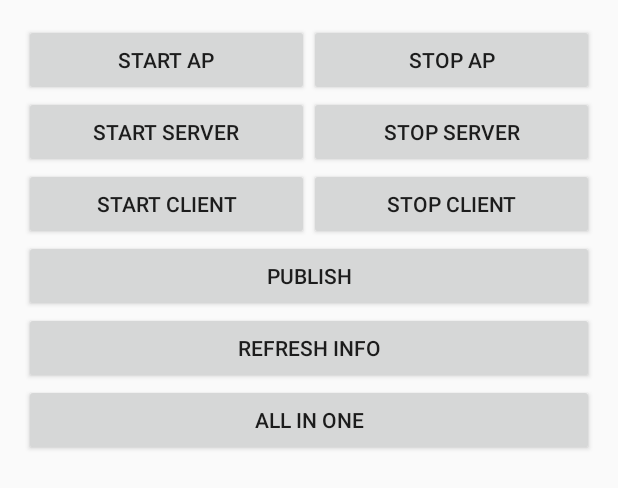
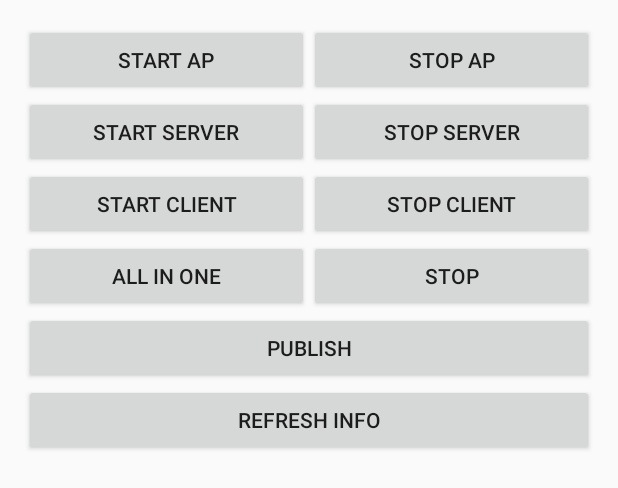
Before and after one commit to timvanginderen/fajrero, an Android app: the layout activity_main.xml on its own in the app's theme, with its tools: preview values and no code run, on a phone screen of 412 x 824 dp. Shown: the top 488 px of the screen. Run offline under Robolectric (Android 15) with nearby library versions, the phone set to English and light mode, and no system bars.

Commit message:
Create stop-all functionality (WIP)

```diff
--- a/app/src/main/res/layout/activity_main.xml
+++ b/app/src/main/res/layout/activity_main.xml
@@ -74,6 +74,28 @@
     </LinearLayout>
 
 
+    <LinearLayout
+        android:layout_width="match_parent"
+        android:layout_height="wrap_content"
+        android:orientation="horizontal">
+
+        <Button
+            android:id="@+id/all_in_one"
+            android:layout_width="match_parent"
+            android:layout_height="wrap_content"
+            android:text="@string/all_in_one"
+            android:layout_weight="1"/>
+
+        <Button
+            android:id="@+id/stop_all_in_one"
+            android:layout_width="match_parent"
+            android:layout_height="wrap_content"
+            android:text="@string/stop_all_in_one"
+            android:layout_weight="1"/>
+
+    </LinearLayout>
+
+
     <Button
         android:id="@+id/publish"
         android:layout_width="match_parent"
@@ -87,12 +109,6 @@
         android:text="@string/refresh_debug"/>
 
 
-    <Button
-        android:id="@+id/all_in_one"
-        android:layout_width="match_parent"
-        android:layout_height="wrap_content"
-        android:text="@string/all_in_one"/>
-
     <TextView
         android:id="@+id/debug"
         android:layout_width="wrap_content"
--- a/app/src/main/res/values/strings.xml
+++ b/app/src/main/res/values/strings.xml
@@ -101,4 +101,5 @@
     <string name="start_client">Start Client</string>
     <string name="stop_client">Stop Client</string>
     <string name="all_in_one">ALL IN ONE</string>
+    <string name="stop_all_in_one">STOP</string>
 </resources>
```
Also changed, not shown: app/src/main/java/be/tim/fajrero/MainActivity.java (+53 -21 lines).
